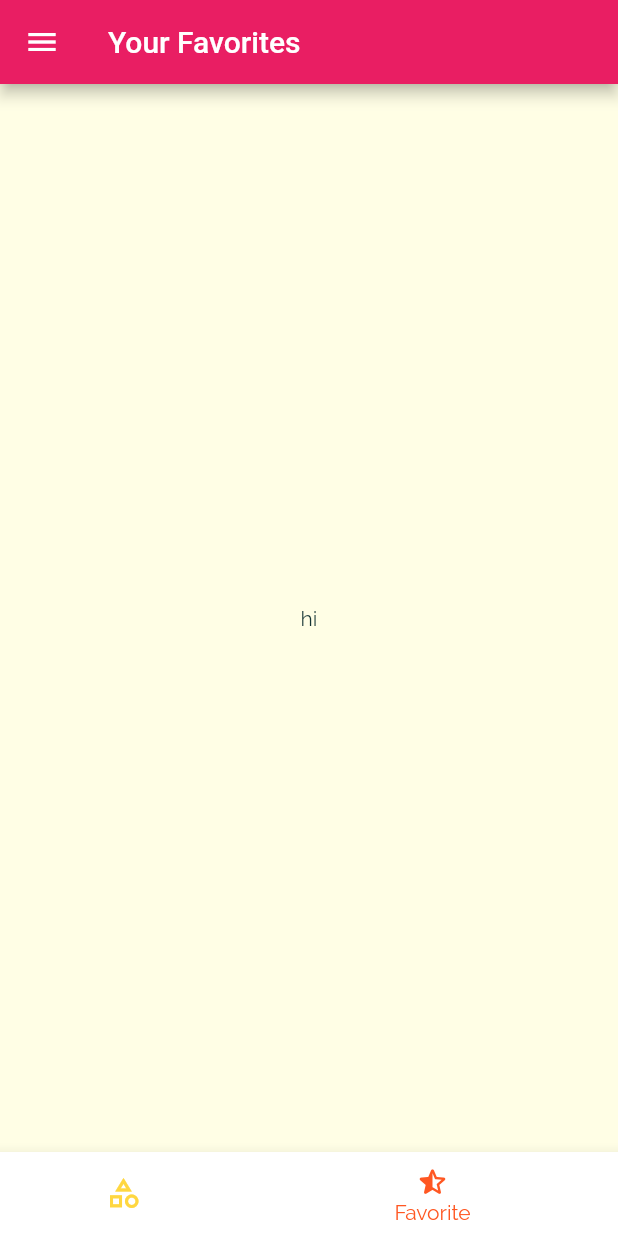
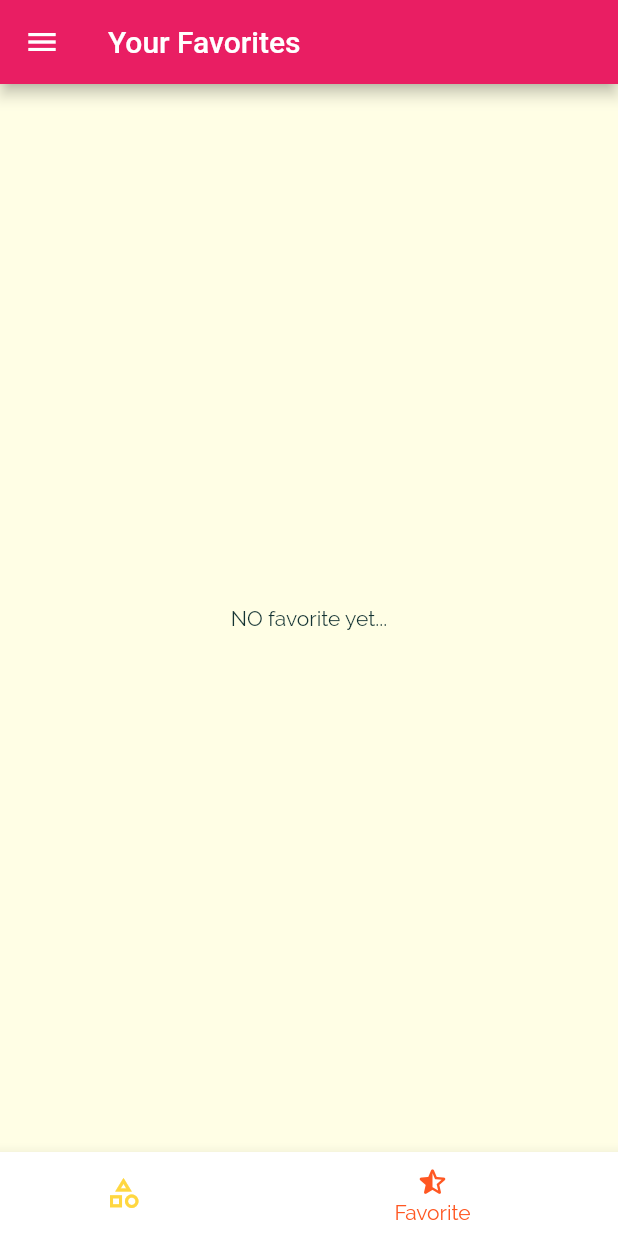
Before and after one commit to shima93/Flutter0.2, a Flutter app: the screen it shows after launch, item 2 of the bottom bar chosen, on a phone screen of 412 x 824 dp. Run offline on Flutter 3.47's test engine with Material 2 defaults, Android fonts, the phone set to English and light mode, and no system bars.

Commit message:
adding favorite screen

```diff
--- a/lib/main.dart
+++ b/lib/main.dart
@@ -23,6 +23,7 @@ class _MyAppState extends State<MyApp> {
     'vegeterian': false
   };
   List<Meal> _availableMeals = DUMMY_MEALS;
+  List<Meal> _favoriteMeals = [];
   void _setFilters(Map<String, bool> filterData) {
     setState(() {
       _filters = filterData;
@@ -69,7 +70,7 @@ class _MyAppState extends State<MyApp> {
       // home: CategoriesScreen(),
       initialRoute: '/', // default is '/'
       routes: {
-        '/': (ctx) => TabsScreen(),
+        '/': (ctx) => TabsScreen(_favoriteMeals),
         CategoryMealsScreen.routeName: (ctx) =>
             CategoryMealsScreen(_availableMeals),
         MealDetailScreen.routeName: (ctx) => MealDetailScreen(),
--- a/lib/screens/favorite_screen.dart
+++ b/lib/screens/favorite_screen.dart
@@ -1,10 +1,15 @@
 import 'package:flutter/material.dart';
 
+import '../models/meal.dart';
+
 class FavoriteScreen extends StatelessWidget {
+  final List<Meal> favoriteMeals;
+
+  FavoriteScreen(this.favoriteMeals);
   @override
   Widget build(BuildContext context) {
     return Center(
-      child: Text("hi"),
+      child: Text("NO favorite yet..."),
     );
   }
 }
--- a/lib/screens/tabs_screen.dart
+++ b/lib/screens/tabs_screen.dart
@@ -3,19 +3,31 @@ import 'package:flutter/material.dart';
 import '../widgets/main_drawer.dart';
 import './categories_screen.dart';
 import './favorite_screen.dart';
+import '../models/meal.dart';
 
 class TabsScreen extends StatefulWidget {
+  final List<Meal> favoriteMeals;
+
+  TabsScreen(this.favoriteMeals);
+
   @override
   State<TabsScreen> createState() => _TabsScreenState();
 }
 
 class _TabsScreenState extends State<TabsScreen> {
-  final List<Map<String, Object>> _pages = [
-    {'page': CategoriesScreen(), 'title': 'Categories'},
-    {'page': FavoriteScreen(), 'title': 'Your Favorites'}
-  ];
+  List<Map<String, Object>> _pages;
 
   int selectedPageIndex = 0;
+
+  @override
+  void initState() {
+    _pages = [
+      {'page': CategoriesScreen(), 'title': 'Categories'},
+      {'page': FavoriteScreen(widget.favoriteMeals), 'title': 'Your Favorites'}
+    ];
+    super.initState();
+  }
+
   void _selectPage(int index) {
     setState(() {
       selectedPageIndex = index;
```
Also changed, not shown: lib/screens/filters_screen.dart (+11 -1 lines).
